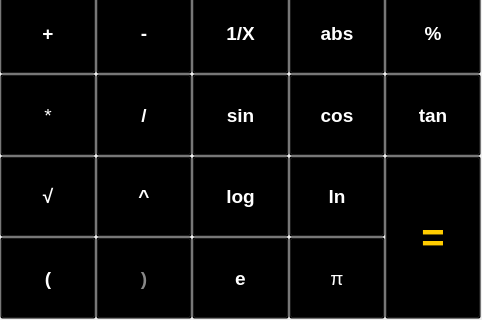
The window that src/mainwindow.ui (jirvoz/ivscd) describes before a commit, drawn with Qt 5; both pictures show x 352 to 834 and y 285 to 605 of the 834 by 605 pixel window.
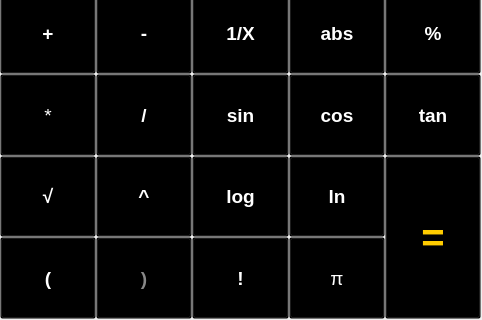
The same window after the commit. The open tabs and pages were chosen to show the change. Icons and pictures are not drawn.

What changed in the file:
```diff
--- a/src/mainwindow.ui
+++ b/src/mainwindow.ui
@@ -1125,7 +1125,7 @@
                  <enum>Qt::NoFocus</enum>
                 </property>
                 <property name="text">
-                 <string>e</string>
+                 <string>!</string>
                 </property>
                 <property name="flat">
                  <bool>false</bool>
```
Left out of the diff: 6 changed lines with no effect on the pictures.
